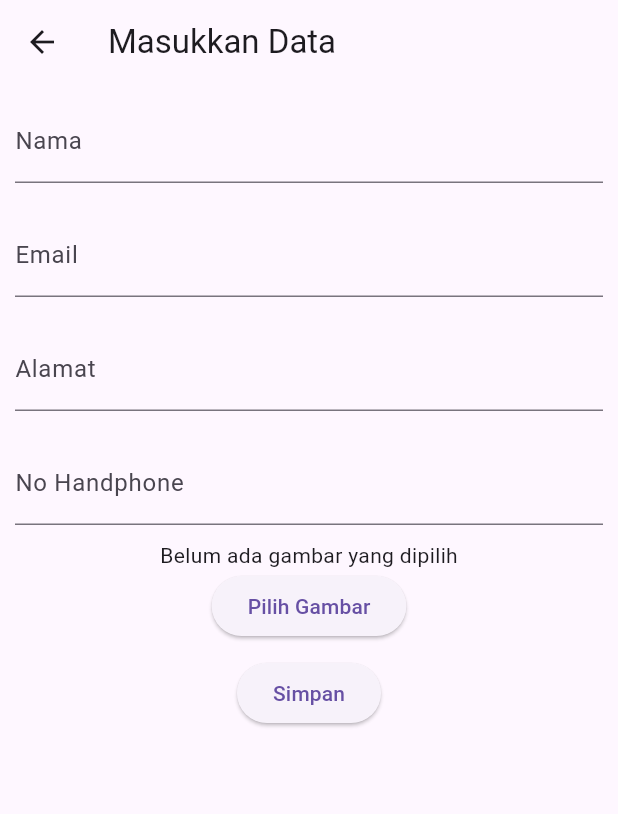
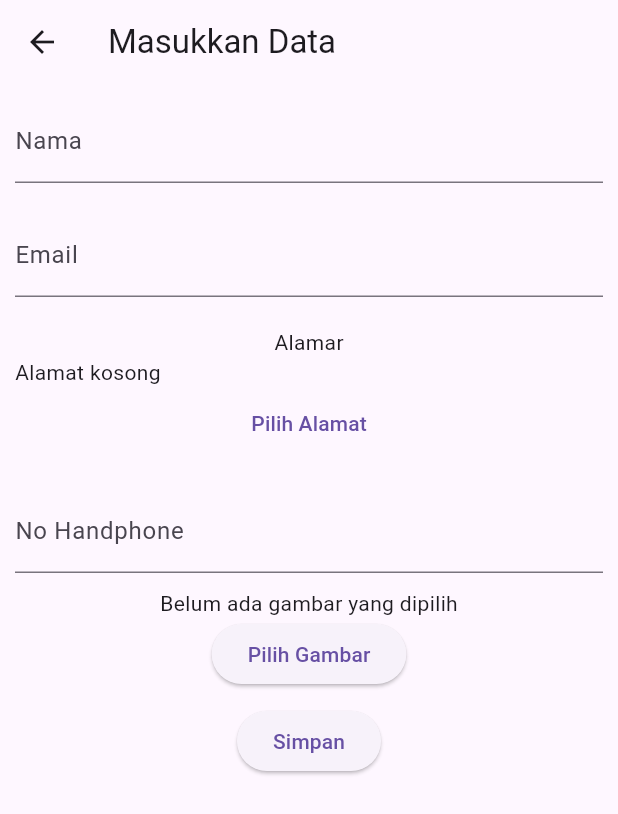
Before and after one commit to Den-art023/KontakAPI_050, a Flutter app: the FormKontak screen opened directly, on a phone screen of 412 x 824 dp. Shown: the top 814 px of the screen. Run offline on Flutter 3.47's test engine with Material 3 defaults, Android fonts, the phone set to English and light mode, and no system bars; our stand-ins replace geocoding, geolocator, google_maps_flutter, image_picker; network calls fail.

Commit message:
ubah alamat input ke gmaps

```diff
--- a/lib/view/form_view.dart
+++ b/lib/view/form_view.dart
@@ -3,6 +3,7 @@ import 'dart:io';
 import 'package:data_kontak/controller/kontak_controller.dart';
 import 'package:data_kontak/model/kontak.dart';
 import 'package:data_kontak/view/home_view.dart';
+import 'package:data_kontak/view/map_screen.dart';
 import 'package:flutter/material.dart';
 import 'package:image_picker/image_picker.dart';
 
@@ -19,11 +20,11 @@ class _FormKontakState extends State<FormKontak> {
   final _formkey = GlobalKey<FormState>();
   final _namaController = TextEditingController();
   final _emailController = TextEditingController();
-  final _alamatController = TextEditingController();
   final _noTeleponController = TextEditingController();
 
   File? _image;
   final _imagePicker = ImagePicker();
+  String? _alamat;
 
   Future<void> getImage() async {
     final XFile? pickedFile =
@@ -68,11 +69,50 @@ class _FormKontakState extends State<FormKontak> {
                   ),
                 ),
                 Container(
-                  margin: const EdgeInsets.all(10),
-                  child: TextFormField(
-                    decoration: const InputDecoration(
-                        labelText: "Alamat", hintText: "Masukkan Alamat Anda"),
-                    controller: _alamatController,
+                  width: double.infinity,
+                  padding: const EdgeInsets.all(10),
+                  child: Column(
+                    children: [
+                      const Text("Alamar"),
+                      _alamat == null
+                          ? const SizedBox(
+                              width: double.infinity,
+                              child: Text("Alamat kosong"),
+                            )
+                          : Text('$_alamat'),
+                      _alamat == null
+                          ? TextButton(
+                              onPressed: () async {
+                                Navigator.push(
+                                  context,
+                                  MaterialPageRoute(
+                                    builder: (context) => MapScreen(
+                                        onLocationSelected: (selectedAddress) {
+                                      setState(() {
+                                        _alamat = selectedAddress;
+                                      });
+                                    }),
+                                  ),
+                                );
+                              },
+                              child: const Text('Pilih Alamat'),
+                            )
+                          : TextButton(
+                              onPressed: () async {
+                                Navigator.push(
+                                  context,
+                                  MaterialPageRoute(
+                                    builder: (context) => MapScreen(
+                                        onLocationSelected: (selectedAddress) {
+                                      setState(() {
+                                        _alamat = selectedAddress;
+                                      });
+                                    }),
+                                  ),
+                                );
+                              },
+                              child: const Text('Ubah Alamat'))
+                    ],
                   ),
                 ),
                 Container(
@@ -100,7 +140,7 @@ class _FormKontakState extends State<FormKontak> {
                           Kontak(
                               nama: _namaController.text,
                               email: _emailController.text,
-                              alamat: _alamatController.text,
+                              alamat: _alamat ?? '',
                               telepon: _noTeleponController.text,
                               foto: _image!.path),
                           _image,
```
Also changed, not shown: lib/view/map_screen.dart (+85 -1 lines).
